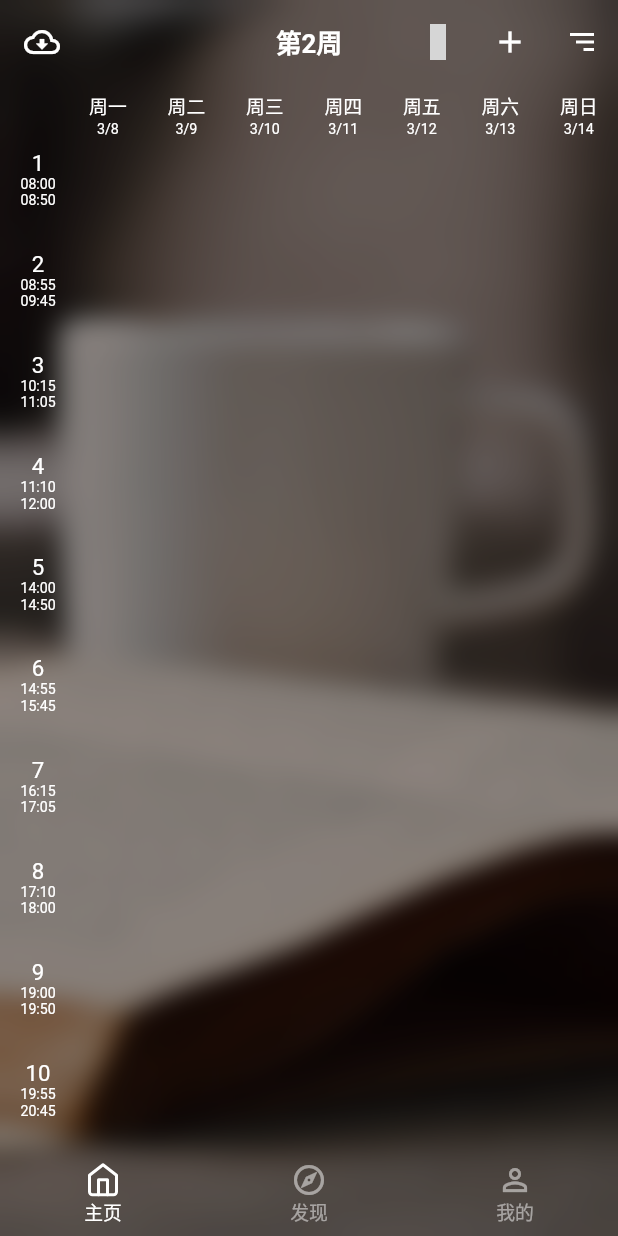
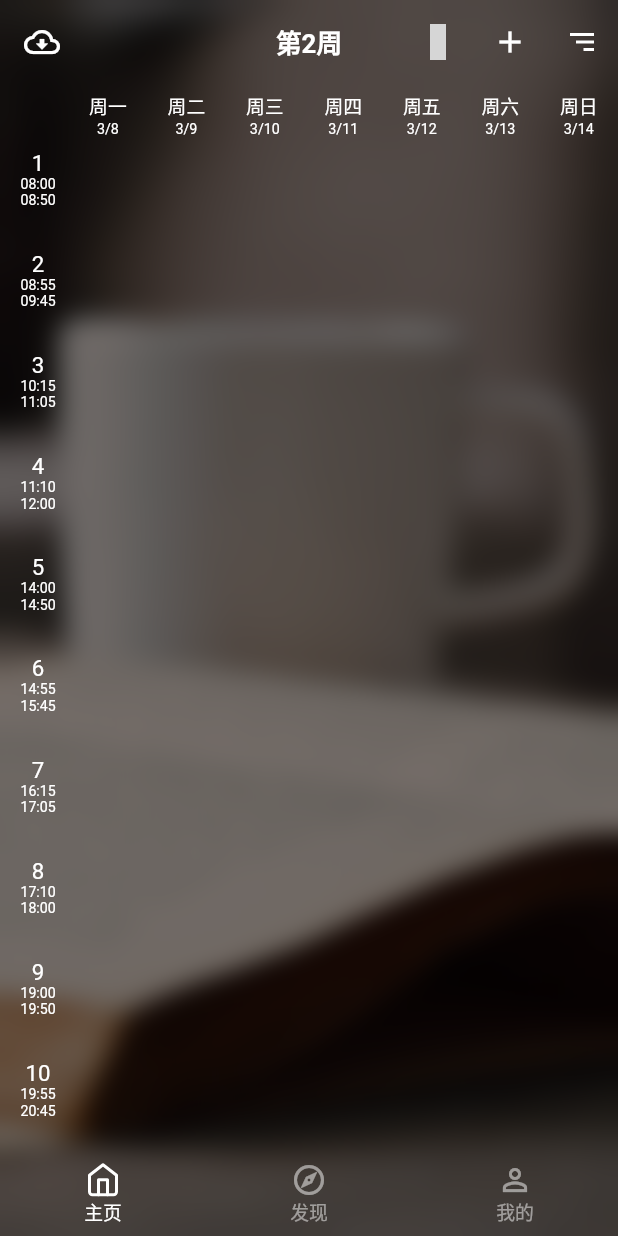
Before and after one commit to cnatom/FlyingKxz, a Flutter app: the FlyNavigatorPage screen opened directly, scrolled down 576 dp, after a tap on the "cloud download" icon, on a phone screen of 412 x 824 dp. Run offline on Flutter 3.47's test engine with Material 2 defaults, Android fonts, the phone set to English and light mode, and no system bars; our stand-ins replace community_material_icon, dio, flutter_boxicons, flutter_datetime_picker, flutter_feather_icons, flutter_screenutil and 9 more; missing offline and left inert: evil_icons_flutter, flui, flutter_animated_dialog, flutter_easyhub, flutter_picker, left_scroll_actions; accounts and stored records are empty; network calls fail; grey boxes are pictures that could not be loaded.

Commit message:
矿小助1.0.0

```diff
--- a/lib/FlyingUiKit/Theme/theme.dart
+++ b/lib/FlyingUiKit/Theme/theme.dart
@@ -1,69 +1,140 @@
+import 'dart:convert';
 
 import 'package:flutter/material.dart';
 import 'package:flutter_easyhub/flutter_easy_hub.dart';
-import 'package:flutter_screenutil/screenutil.dart';
-import 'package:flying_kxz/FlyingUiKit/Text/text.dart';
 import 'package:flying_kxz/FlyingUiKit/config.dart';
-import 'package:material_design_icons_flutter/material_design_icons_flutter.dart';
-import 'package:provider/provider.dart';
-import 'dart:io';
+import 'package:flying_kxz/Model/prefs.dart';
+
 class ThemeProvider extends ChangeNotifier {
-  ThemeMode _themeMode = ThemeMode.light;
-  bool _darkMode = false;
+  static ThemeMode _themeMode;
+  static bool _darkMode;//夜间模式
+  static bool _simpleMode;//简洁模式
+
+  static double _transBack; //背景透明度
+  static double _blurBack; //背景模糊度
+  static double _transCard; //卡片透明度 最大0.5
+  static Color _colorMain = Color(0xff00c5a8); //主题色彩
+  static Color _colorNavText;///卡片内的文字,过白时变黑;
 
 
-
-
-  double _transBack = 0.4;//背景透明度
-  double _blurBack = 8;
-  double _transCard = 0.05;//卡片透明度
-  Color _colorMain = Color(0xff00c5a8);
-  Color _colorMainText = Colors.white;
-  File backImgFile;
-
+  bool get simpleMode => _simpleMode;
+  ThemeMode get themeMode => _themeMode;
   bool get darkMode => _darkMode;
-  ThemeMode get themeMode => _themeMode; //背景模糊度
   double get transBack => _transBack;
   double get blurBack => _blurBack;
   double get transCard => _transCard;
-  Color get colorMain => _colorMain; //主题色彩
+  Color get colorMain => _colorMain;
+  Color get colorNavText => _colorNavText;
+
+  static Map _lightDefault = {
+    "darkMode": false,
+    "simpleMode":false,
+    "transBack": 0.5,
+    "blurBack": 8.0,
+    "transCard": 0.05,
+  };
+  ThemeProvider();
+
+  ///初始化主题数据
+  static init() {
+    debugPrint(Prefs.prefs.toString());
+    if (Prefs.themeData == null) {
+      _initFromJson(_lightDefault);
+      Prefs.themeData = jsonEncode(_lightDefault);
+    } else {
+      _initFromJson(jsonDecode(Prefs.themeData));
+    }
+  }
+  //恢复默认配置
+  _restore(){
+    _initFromJson(_lightDefault);
+  }
+  ///本地化存储
+  _savePrefs() {
+    Prefs.themeData = jsonEncode(toJson());
+  }
+
+  ///Map->类的变量
+  static _initFromJson(dynamic json) {
+    _darkMode = json["darkMode"];
+    _transBack = json["transBack"];
+    _simpleMode = json["simpleMode"];
+    _blurBack = json["blurBack"];
+    _transCard = json["transCard"];
+    _colorNavText = _simpleMode?Colors.black:Colors.white;
+    _themeMode = _darkMode ? ThemeMode.dark : ThemeMode.light;
+  }
+
+  ///将类数据打包成Map
+  Map<String, dynamic> toJson() {
+    var map = <String, dynamic>{};
+    map["darkMode"] = _darkMode;
+    map["simpleMode"] = _simpleMode;
+    map["transBack"] = _transBack;
+    map["blurBack"] = _blurBack;
+    map["transCard"] = _transCard;
+    return map;
+  }
 
   set themeMode(ThemeMode value) {
     _themeMode = value;
-    _darkMode = _themeMode==ThemeMode.dark?true:false;
+    _darkMode = _themeMode == ThemeMode.dark ? true : false;
     notifyListeners();
+    _savePrefs();
   }
+
   set darkMode(bool value) {
     _darkMode = value;
-    if(darkMode){
+    if (darkMode) {
+      _simpleMode = false;
       _transBack = 1;
-      _transCard = 0.4;
+      _transCard = 0.5;
+      _colorNavText = Colors.white;
       _themeMode = ThemeMode.dark;
-    }else{
-      _transCard = 0.05;
-      _transBack = 0.3;
-      _themeMode = ThemeMode.light;
+    } else {
+      _restore();
     }
     notifyListeners();
+    _savePrefs();
   }
 
   set transBack(double value) {
-    if(value>0&&value<1){
+    if (value > 0 && value < 1) {
       _transBack = value;
       notifyListeners();
+      _savePrefs();
     }
   }
+  set simpleMode(bool value) {
+    _simpleMode = value;
+    if(_simpleMode){
+      _transCard = 0.1;
+      _themeMode = ThemeMode.light;
+      _colorNavText = Colors.black;
+      _darkMode = false;
+    }else{
+      _restore();
+    }
+    notifyListeners();
+    _savePrefs();
+  }
+
   set blurBack(double value) {
     _blurBack = value;
     notifyListeners();
+    _savePrefs();
   }
+
   set transCard(double value) {
     _transCard = value;
     notifyListeners();
+    _savePrefs();
   }
+
   set colorMain(Color value) {
     _colorMain = value;
     notifyListeners();
+    _savePrefs();
   }
 
 }
@@ -90,7 +161,7 @@ class FlyThemes {
       //未选中项色彩
       unselectedWidgetColor: Color(0xff6C6C6C).withOpacity(0.5),
       //卡片色彩
-      cardColor: Color(0xff1c1c1e),
+      cardColor: Color(0xff151517),
       //指示器色彩
       indicatorColor: Colors.white,
       cursorColor: colorMain,
@@ -119,8 +190,7 @@ class FlyThemes {
         padding: EdgeInsets.all(4.0),
         shape: StadiumBorder(),
         backgroundColor: Colors.transparent,
-      )
-  );
+      ));
   static final diyTheme =
       ThemeData(scaffoldBackgroundColor: Colors.transparent);
   static final lightTheme = ThemeData(
--- a/lib/FlyingUiKit/container.dart
+++ b/lib/FlyingUiKit/container.dart
@@ -7,47 +7,70 @@ import 'package:flutter_easyhub/animation/easy_falling_ball.dart';
 import 'package:flutter_screenutil/flutter_screenutil.dart';
 import 'package:flying_kxz/FlyingUiKit/Text/text.dart';
 import 'package:flying_kxz/FlyingUiKit/Theme/theme.dart';
+import 'package:flying_kxz/FlyingUiKit/loading.dart';
 import 'package:flying_kxz/Model/global.dart';
+import 'package:flying_kxz/pages/backImage_view.dart';
 import 'package:provider/provider.dart';
 import 'config.dart';
 
-//常用圆角容器
-//Widget FlyCirContainer(
-//        {@required Widget child,
-//        Color color = Colors.white}) =>
-//    Container(
-//      margin: EdgeInsets.fromLTRB(spaceCardMarginTB, 0, spaceRow, 0),
-//      padding: EdgeInsets.all(spaceRow),
-//      decoration: BoxDecoration(
-//          borderRadius: BorderRadius.circular(borderRadiusValue), color: color),
-//      child: child,
-//    );
-class FlyFilterContainer extends StatefulWidget {
+class FlyContainer extends StatefulWidget {
+  final Widget child;
+  final EdgeInsetsGeometry margin;
+  final EdgeInsetsGeometry padding;
+  final Decoration decoration;
+  FlyContainer(
+      {@required this.child, this.margin, this.padding, this.decoration});
+  @override
+  _FlyContainerState createState() => _FlyContainerState();
+}
+
+class _FlyContainerState extends State<FlyContainer> {
+  @override
+  Widget build(BuildContext context) {
+    final themeProvider = Provider.of<ThemeProvider>(context);
+
+    return Container(
+      margin: widget.margin,
+      padding: widget.padding,
+      decoration: widget.decoration??BoxDecoration(
+          borderRadius: BorderRadius.circular(borderRadiusValue),
+          color: Theme.of(context)
+              .cardColor
+              .withOpacity(themeProvider.simpleMode?1:themeProvider.transCard),
+          boxShadow: [
+            boxShadowMain
+          ]),
+      child: widget.child,
+    );
+  }
+}
+
+class FlyNavBackground extends StatefulWidget {
   final Widget child;
 
-  const FlyFilterContainer({Key key, @required this.child}) : super(key: key);
+  const FlyNavBackground({Key key, @required this.child}) : super(key: key);
 
   @override
-  _FlyFilterContainerState createState() => _FlyFilterContainerState();
+  _FlyNavBackgroundState createState() => _FlyNavBackgroundState();
 }
 
-class _FlyFilterContainerState extends State<FlyFilterContainer> {
+class _FlyNavBackgroundState extends State<FlyNavBackground> {
   @override
   Widget build(BuildContext context) {
     final themeProvider = Provider.of<ThemeProvider>(context);
     return Stack(
       children: [
+        BackImgView(),
         Positioned.fill(
-          child: ClipRect(
-            //背景过滤器
-            child: BackdropFilter(
-              filter: ImageFilter.blur(sigmaX: themeProvider.blurBack,sigmaY: themeProvider.blurBack,),
-              child: Opacity(
-                opacity: themeProvider.transBack,
+          child: FlyWidgetBuilder(
+            whenFirst: themeProvider.simpleMode,
+            firstChild: Container(color: Color(0xfff2f5f7),),
+            secondChild: ClipRect(
+              //背景过滤器
+              child: BackdropFilter(
+                filter: ImageFilter.blur(sigmaX: themeProvider.blurBack,sigmaY: themeProvider.blurBack),
                 child: Container(
-                  decoration: BoxDecoration(
-                      color: Colors.black
-                  ),
+                  color: Colors.black.withOpacity(themeProvider.transBack),
                 ),
               ),
             ),
--- a/lib/Model/prefs.dart
+++ b/lib/Model/prefs.dart
@@ -2,6 +2,7 @@
 
 import 'dart:core';
 
+import 'package:flying_kxz/FlyingUiKit/Theme/theme.dart';
 import 'package:shared_preferences/shared_preferences.dart';
 
 /*获取本地信息
@@ -29,6 +30,10 @@ class Prefs{
   static String _cumtLoginPassword = "cumtLoginPassword";//校园网账号
   static String _cumtLoginMethod = "cumtLoginMethod";//登录方式
   static String _admissionDate = "admissionDate";//开学日期
+  static String _themeData = "themeData";
+
+
+
 
   static String get username => prefs.getString(_username);
   static String get name => prefs.getString(_name);
@@ -47,6 +52,7 @@ class Prefs{
   static String get cumtLoginPassword => prefs.getString(_cumtLoginPassword);
   static int get cumtLoginMethod => prefs.getInt(_cumtLoginMethod);
   static String get admissionDate=> prefs.getString(_admissionDate);
+  static String get themeData => prefs.getString(_themeData);
 
   static set username(String value) =>prefs.setString(_username, value);
   static set name(String value) =>prefs.setString(_name, value);
@@ -65,8 +71,8 @@ class Prefs{
   static set cumtLoginPassword(String value) =>prefs.setString(_cumtLoginPassword, value);
   static set cumtLoginMethod(int value) =>prefs.setInt(_cumtLoginMethod, value);
   static set admissionDate(String value) =>prefs.setString(_admissionDate, value);
-
-  static void init()async{
+  static set themeData(String value) =>prefs.setString(_themeData, value);
+  static Future<void> init()async{
     prefs = await SharedPreferences.getInstance();
     _initSchoolYearTerm();
     _initAdmissionDate();
--- a/lib/main.dart
+++ b/lib/main.dart
@@ -15,7 +15,6 @@ import 'Model/global.dart';
 import 'dart:io';
 void main() {
   WidgetsFlutterBinding.ensureInitialized();
-  Prefs.init();
   if (Platform.isAndroid) {
     //设置android状态栏为透明的沉浸。
     SystemUiOverlayStyle systemUiOverlayStyle =
@@ -24,12 +23,27 @@ void main() {
   }
   runApp(MyApp());
 }
-class MyApp extends StatelessWidget {
+class MyApp extends StatefulWidget {
   @override
-  Widget build(BuildContext context)=>ChangeNotifierProvider(
-    create: (context)=>ThemeProvider(),
+  _MyAppState createState() => _MyAppState();
+}
+
+class _MyAppState extends State<MyApp> {
+  void _init()async{
+    await Prefs.init();
+    ThemeProvider.init();
+  }
+  @override
+  void initState() {
+    super.initState();
+    _init();
+  }
+  @override
+  Widget build(BuildContext context)=>MultiProvider(
+    providers: [ChangeNotifierProvider.value(value: ThemeProvider())],
     builder: (context,_){
       final themeProvider = Provider.of<ThemeProvider>(context);
+
       return MaterialApp(
         themeMode: themeProvider.themeMode,
         theme: FlyThemes.lightTheme,
@@ -54,6 +68,8 @@ class MyApp extends StatelessWidget {
       );
     },
   );
+
+
 }
 
 //启动页
--- a/lib/pages/navigator_page.dart
+++ b/lib/pages/navigator_page.dart
@@ -4,6 +4,7 @@ import 'package:flutter/cupertino.dart';
 import 'package:flutter/material.dart';
 import 'package:flutter_feather_icons/flutter_feather_icons.dart';
 import 'package:flying_kxz/FlyingUiKit/Text/text.dart';
+import 'package:flying_kxz/FlyingUiKit/Theme/theme.dart';
 import 'package:flying_kxz/FlyingUiKit/container.dart';
 import 'package:flying_kxz/FlyingUiKit/custome_router.dart';
 import 'package:flying_kxz/Model/global.dart';
@@ -29,6 +30,7 @@ class FlyNavigatorPage extends StatefulWidget {
 var navigatorPageController = PageController();
 class _FlyNavigatorPageState extends State<FlyNavigatorPage> with AutomaticKeepAliveClientMixin{
   int _currentIndex = 0; //数组索引，通过改变索引值改变视图
+  ThemeProvider themeProvider;
   void initFunc() async{
     Dio().get(
         "https://www.lvyingzhao.cn/action",
@@ -61,11 +63,9 @@ class _FlyNavigatorPageState extends State<FlyNavigatorPage> with AutomaticKeepA
   @override
   Widget build(BuildContext context) {
     super.build(context);
-    return Stack(
-      children: [
-        BackImgView(),
-        FlyFilterContainer(
-          child: Scaffold(
+    themeProvider = Provider.of<ThemeProvider>(context);
+    return FlyNavBackground(
+        child: Scaffold(
           backgroundColor: Colors.transparent,
           body: PageView(
             physics: BouncingScrollPhysics(),
@@ -86,6 +86,8 @@ class _FlyNavigatorPageState extends State<FlyNavigatorPage> with AutomaticKeepA
               backgroundColor: Colors.transparent,
               selectedFontSize: fontSizeTip33,
               unselectedFontSize: fontSizeTip33,
+              selectedItemColor: themeProvider.simpleMode?themeProvider.colorMain:null,
+              unselectedItemColor: themeProvider.simpleMode?Colors.black45:null,
               items: [
                 _bottomNavigationBar('主页',FeatherIcons.home,),
                 _bottomNavigationBar('发现',OMIcons.explore,),
@@ -97,8 +99,6 @@ class _FlyNavigatorPageState extends State<FlyNavigatorPage> with AutomaticKeepA
               },
               type: BottomNavigationBarType.fixed),
         )
-        )
-      ],
     );
   }
   @override
--- a/lib/pages/navigator_page_child/course_table/components/point_area.dart
+++ b/lib/pages/navigator_page_child/course_table/components/point_area.dart
@@ -2,6 +2,7 @@
 //单个点阵组件
 import 'package:flutter/cupertino.dart';
 import 'package:flutter/material.dart';
+import 'package:flying_kxz/FlyingUiKit/Theme/theme.dart';
 import 'package:flying_kxz/FlyingUiKit/config.dart';
 import 'package:flying_kxz/FlyingUiKit/container.dart';
 import 'package:flying_kxz/FlyingUiKit/loading.dart';
@@ -19,6 +20,7 @@ class PointArea extends StatefulWidget {
 }
 class PointAreaState extends State<PointArea> {
   CourseProvider courseProvider;
+  ThemeProvider themeProvider;
   ScrollController scrollController = new ScrollController();
   ///格子高度
   double gridHeight;
@@ -34,7 +36,7 @@ class PointAreaState extends State<PointArea> {
   @override
   Widget build(BuildContext context) {
     courseProvider = Provider.of<CourseProvider>(context);
-    debugPrint("build PointArea");
+    themeProvider = Provider.of<ThemeProvider>(context);
     _init(context);
     return Container(
       child: SingleChildScrollView(
@@ -103,9 +105,9 @@ class PointAreaState extends State<PointArea> {
           Row(
             mainAxisAlignment: MainAxisAlignment.center,
             children: <Widget>[
-              Text("第",style: TextStyle(fontSize: gridHeight*0.15,color: Colors.white),),
-              Text("$week",style: TextStyle(fontSize: gridHeight*0.21,color: Colors.white),),
-              Text("周",style: TextStyle(fontSize: gridHeight*0.15,color: Colors.white),)
+              Text("第",style: TextStyle(fontSize: gridHeight*0.15,color: themeProvider.colorNavText),),
+              Text("$week",style: TextStyle(fontSize: gridHeight*0.21,color: themeProvider.colorNavText),),
+              Text("周",style: TextStyle(fontSize: gridHeight*0.15,color: themeProvider.colorNavText),)
             ],
           ),
           _buildPoints(week)
@@ -121,9 +123,9 @@ class PointAreaState extends State<PointArea> {
         Row(
           mainAxisAlignment: MainAxisAlignment.center,
           children: <Widget>[
-            Text("第",style: TextStyle(fontSize: gridHeight*0.15,color: Colors.white),),
-            Text("$week",style: TextStyle(fontSize: gridHeight*0.21,color: Colors.white),),
-            Text("周",style: TextStyle(fontSize: gridHeight*0.15,color: Colors.white),)
+            Text("第",style: TextStyle(fontSize: gridHeight*0.15,color: themeProvider.colorNavText),),
+            Text("$week",style: TextStyle(fontSize: gridHeight*0.21,color: themeProvider.colorNavText),),
+            Text("周",style: TextStyle(fontSize: gridHeight*0.15,color: themeProvider.colorNavText),)
           ],
         ),
         _buildPoints(week)
--- a/lib/pages/navigator_page_child/course_table/course_page.dart
+++ b/lib/pages/navigator_page_child/course_table/course_page.dart
@@ -34,15 +34,19 @@ class CoursePage extends StatefulWidget {
 class CoursePageState extends State<CoursePage>
     with AutomaticKeepAliveClientMixin {
   CourseProvider courseProvider;
+  ThemeProvider themeProvider;
   GlobalKey<RightPointWidgetState> _rightGlobalKey = new GlobalKey<RightPointWidgetState>();
   final GlobalKey<ScaffoldState> _scaffoldKey = GlobalKey<ScaffoldState>();
   @override
   Widget build(BuildContext context) {
     super.build(context);
     return MultiProvider(
-      providers: [ChangeNotifierProvider.value(value: CourseProvider())],
+      providers: [
+        ChangeNotifierProvider.value(value: CourseProvider()),
+        ChangeNotifierProvider.value(value: ThemeProvider()),],
       builder: (context,_){
         courseProvider = Provider.of<CourseProvider>(context);
+        themeProvider = Provider.of<ThemeProvider>(context);
         return Scaffold(
           key: _scaffoldKey,
           backgroundColor: Colors.transparent,
@@ -75,10 +79,10 @@ class CoursePageState extends State<CoursePage>
   PreferredSizeWidget _buildAppBar(){
     return AppBar(
       backgroundColor: Colors.transparent,
-      brightness: Brightness.dark,
+      brightness: themeProvider.simpleMode?Brightness.light:Brightness.dark,
       centerTitle: true,
       title: FlyText.title45('第${CourseProvider.curWeek}周',
-          fontWeight: FontWeight.w600, color: Theme.of(context).accentColor),
+          fontWeight: FontWeight.w600, color: themeProvider.colorNavText),
       leading: _buildCourseImportView(),
       actions: [
         _buildRefreshButton(),
@@ -93,7 +97,7 @@ class CoursePageState extends State<CoursePage>
     return IconButton(
       icon: Icon(Icons.cloud_download_outlined),
       onPressed: ()=>_importCourse(),
-      color: Colors.white,);
+      color: themeProvider.colorNavText,);
   }
   _importCourse()async{
     showPicker(context, _scaffoldKey,
@@ -113,7 +117,7 @@ class CoursePageState extends State<CoursePage>
         firstChild: IconButton(
           icon: Icon(
             EvilIcons.refresh,
-            color: Theme.of(context).accentColor,
+            color: themeProvider.colorNavText,
           ),
           onPressed: (){
             courseProvider.changeWeek(CourseProvider.initialWeek);
@@ -127,7 +131,7 @@ class CoursePageState extends State<CoursePage>
     return IconButton(
       icon: Icon(
         Icons.add,
-        color: Theme.of(context).accentColor,
+        color: themeProvider.colorNavText,
       ),
       onPressed: ()=>_addCourse(),
     );
@@ -157,7 +161,7 @@ class CoursePageState extends State<CoursePage>
     return  IconButton(
       icon: Icon(
         Boxicons.bx_menu_alt_right,
-        color: Theme.of(context).accentColor,
+        color: themeProvider.colorNavText,
       ),
       onPressed: () {
         _rightGlobalKey.currentState.show();
@@ -221,9 +225,9 @@ class CoursePageState extends State<CoursePage>
         mainAxisAlignment: MainAxisAlignment.center,
         children: [
           FlyText.mini30(
-            week,color: Colors.white,
+            week,color: themeProvider.colorNavText,
           ),
-          FlyText.mini25("${subDate.month}/${subDate.day}",color: Colors.white,)
+          FlyText.mini25("${subDate.month}/${subDate.day}",color: themeProvider.colorNavText,)
         ],
       ),
     );
@@ -243,9 +247,9 @@ class CoursePageState extends State<CoursePage>
         mainAxisAlignment: MainAxisAlignment.center,
         children: [
           FlyText.mini30(
-            week,color: Colors.white,
+            week,color: themeProvider.colorNavText,
           ),
-          FlyText.mini25("${subDate.month}/${subDate.day}",color: Colors.white,)
+          FlyText.mini25("${subDate.month}/${subDate.day}",color: themeProvider.colorNavText,)
         ],
       ),
     );
@@ -313,11 +317,11 @@ class CoursePageState extends State<CoursePage>
           children: [
             Text(
               num,
-              style: TextStyle(fontSize: height * 0.22,color: Colors.white),
+              style: TextStyle(fontSize: height * 0.22,color: themeProvider.colorNavText),
             ),
             for(int i = 0;i<subTimeList.length;i++)Text(
               subTimeList[i]+(i!=0?'\n':''),
-              style: TextStyle(fontSize: height * 0.14,color: Colors.white),
+              style: TextStyle(fontSize: height * 0.14,color: themeProvider.colorNavText),
             )
           ],
         ),
@@ -343,11 +347,11 @@ class CoursePageState extends State<CoursePage>
           children: [
             Text(
               num,
-              style: TextStyle(fontSize: height * 0.22,color: Colors.white),
+              style: TextStyle(fontSize: height * 0.22,color: themeProvider.colorNavText),
             ),
             for(int i = 0;i<subTimeList.length;i++)Text(
               subTimeList[i]+(i!=0?'\n':''),
-              style: TextStyle(fontSize: height * 0.14,color: Colors.white),
+              style: TextStyle(fontSize: height * 0.14,color: themeProvider.colorNavText),
             )
           ],
         ),
```
Also changed, not shown: lib/pages/navigator_page_child/course_table/components/course_table_child.dart (+12 -4 lines), lib/pages/navigator_page_child/diy_page.dart (+45 -49 lines), lib/pages/navigator_page_child/diy_page_child/exam_page.dart (+56 -60 lines), lib/pages/navigator_page_child/myself_page.dart (+43 -73 lines), 1 other file. Lines whose indentation alone changed are shown as unchanged.
